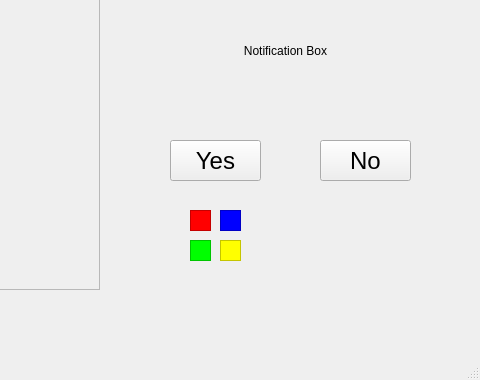
Old version of the form TrialM/mainwindow.ui in the repository Shievani/Monopoly_Prototype; both pictures show x 520 to 1000 and y 320 to 700 of the 1000 by 700 pixel window.
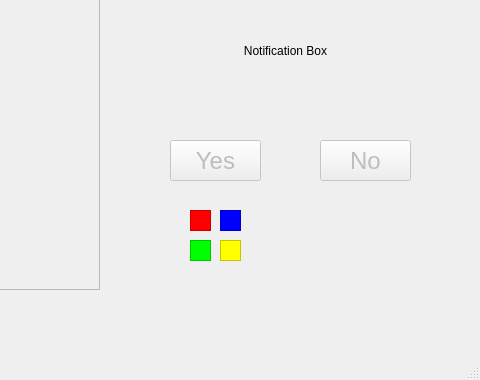
New version of the form. Icons and pictures are not drawn.

Patch:
```diff
--- a/TrialM/mainwindow.ui
+++ b/TrialM/mainwindow.ui
@@ -297,6 +297,9 @@
     </property>
    </widget>
    <widget class="QPushButton" name="YesButton">
+    <property name="enabled">
+     <bool>false</bool>
+    </property>
     <property name="geometry">
      <rect>
       <x>690</x>
@@ -319,6 +322,9 @@
     </property>
    </widget>
    <widget class="QPushButton" name="NoButton">
+    <property name="enabled">
+     <bool>false</bool>
+    </property>
     <property name="geometry">
      <rect>
       <x>840</x>
```
